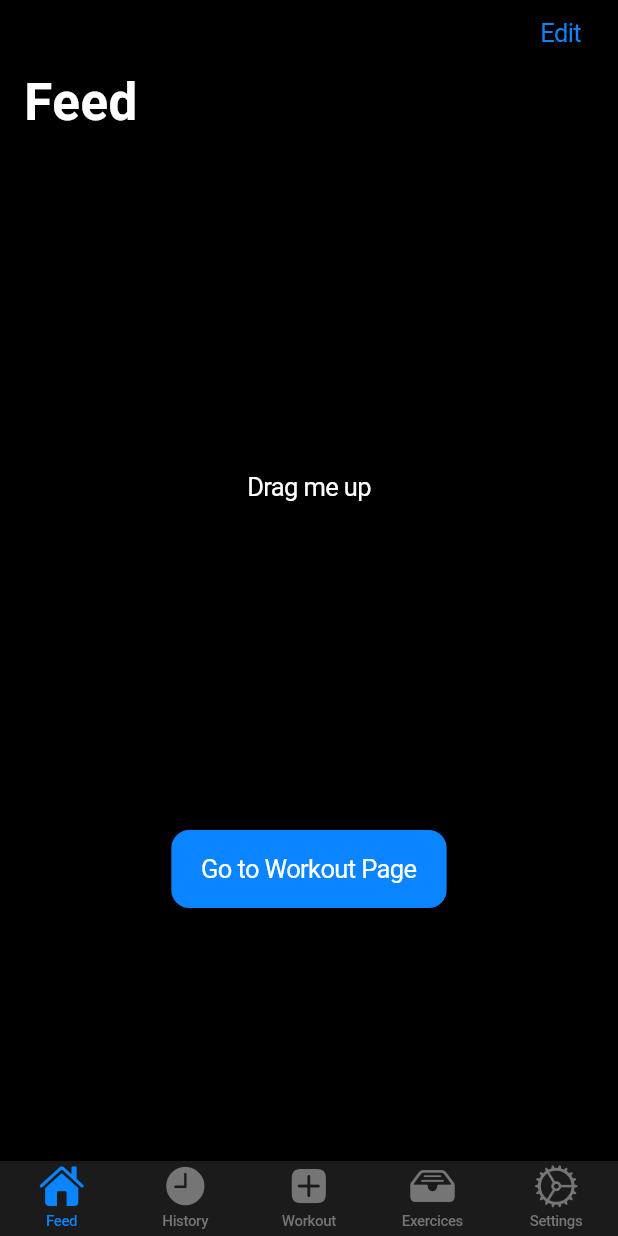
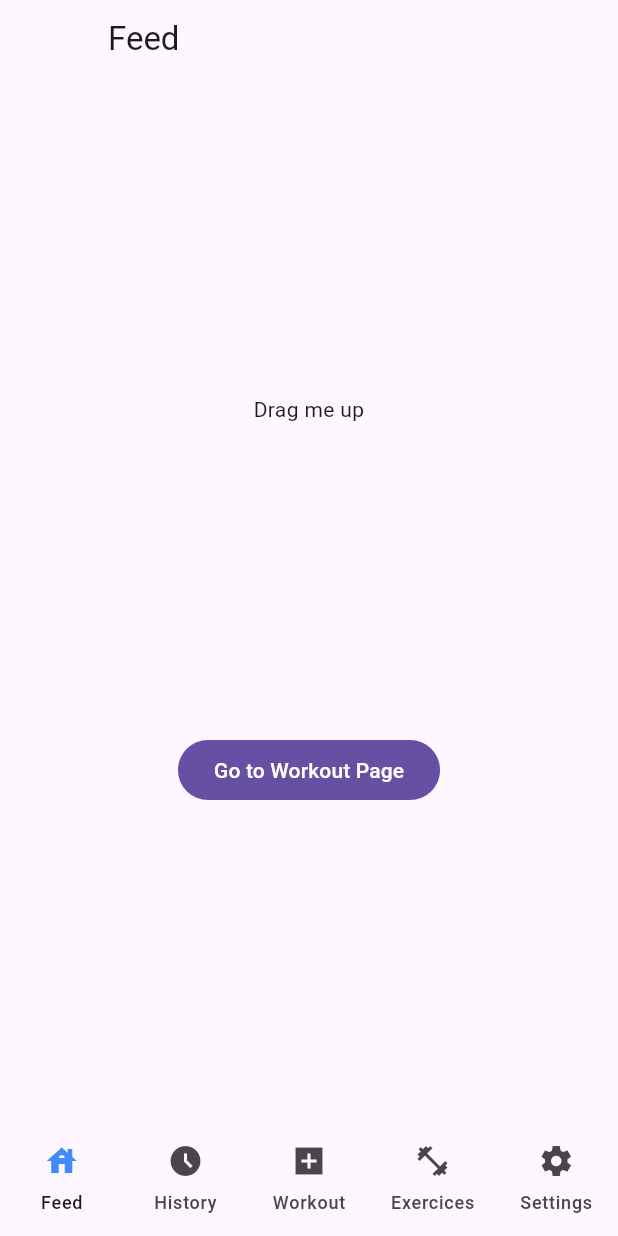
Before and after one commit to Tranzitron/Tracker, a Flutter app: the screen it shows after launch, on a phone screen of 412 x 824 dp. Run offline on Flutter 3.47's test engine with Material 3 defaults, Android fonts, the phone set to English and light mode, and no system bars; our stand-ins replace isar; accounts and stored records are empty; generated files the repository leaves out were written again.

Commit message:
Theme Rewrite using Material

```diff
--- a/tracker/analysis_options.yaml
+++ b/tracker/analysis_options.yaml
@@ -22,6 +22,11 @@ linter:
   # producing the lint.
   rules:
     - require_trailing_commas
+    - avoid_relative_lib_imports
+    - file_names
+    - no_logic_in_create_state
+    - sized_box_for_whitespace
+    - unnecessary_const
   # avoid_print: false  # Uncomment to disable the `avoid_print` rule
   # prefer_single_quotes: true  # Uncomment to enable the `prefer_single_quotes` rule
 
--- a/tracker/lib/home_page.dart
+++ b/tracker/lib/home_page.dart
@@ -1,4 +1,4 @@
-import 'package:flutter/cupertino.dart';
+import 'package:flutter/material.dart';
 import 'package:quiver/collection.dart';
 
 import 'pages/exercices_page.dart';
@@ -15,53 +15,88 @@ class HomePage extends StatefulWidget {
 }
 
 class _HomePageState extends State<HomePage> {
-  get controller => HomePageSingleton().controller;
+  @override
+  void initState() {
+    super.initState();
+    HomePageSingleton().indexSetState = indexSetState;
+  }
+
+  void indexSetState() {
+    setState(() {
+      HomePageSingleton().selectedTabIndex;
+    });
+  }
 
   @override
   Widget build(BuildContext context) {
-    return CupertinoTabScaffold(
-      controller: controller,
-      tabBar: CupertinoTabBar(
-        items: const <BottomNavigationBarItem>[
-          BottomNavigationBarItem(
-            icon: Icon(CupertinoIcons.house_fill),
+    return Scaffold(
+      body: goToTab(HomePageSingleton().selectedTabIndex),
+      bottomNavigationBar: NavigationBar(
+        animationDuration: Duration(seconds: 0),
+        indicatorColor: Colors.transparent,
+        shadowColor: Colors.transparent,
+        backgroundColor: Colors.transparent,
+        surfaceTintColor: Colors.transparent,
+        //overlayColor: WidgetStatePropertyAll(Colors.transparent),
+        selectedIndex: HomePageSingleton().selectedTabIndex,
+        onDestinationSelected: (index) => setState(() {
+          HomePageSingleton().selectedTabIndex = index;
+        }),
+        destinations: const <Widget>[
+          NavigationDestination(
+            icon: Icon(Icons.house_sharp),
+            selectedIcon: Icon(
+              Icons.house_sharp,
+              color: Colors.blueAccent,
+            ),
             label: 'Feed',
           ),
-          BottomNavigationBarItem(
-            icon: Icon(CupertinoIcons.clock_solid),
+          NavigationDestination(
+            icon: Icon(Icons.access_time_filled_sharp),
+            selectedIcon: Icon(
+              Icons.access_time_filled_sharp,
+              color: Colors.blueAccent,
+            ),
             label: 'History',
           ),
-          BottomNavigationBarItem(
-            icon: Icon(CupertinoIcons.plus_app_fill),
+          NavigationDestination(
+            icon: Icon(Icons.add_box_sharp),
+            selectedIcon: Icon(
+              Icons.add_box_sharp,
+              color: Colors.blueAccent,
+            ),
             label: 'Workout',
           ),
-          BottomNavigationBarItem(
-            icon: Icon(CupertinoIcons.tray_full_fill),
+          NavigationDestination(
+            icon: Icon(Icons.fitness_center_sharp),
+            selectedIcon: Icon(
+              Icons.fitness_center_sharp,
+              color: Colors.blueAccent,
+            ),
             label: 'Exercices',
           ),
-          BottomNavigationBarItem(
-            icon: Icon(CupertinoIcons.settings),
+          NavigationDestination(
+            icon: Icon(Icons.settings_sharp),
             label: 'Settings',
+            selectedIcon: Icon(
+              Icons.settings_sharp,
+              color: Colors.blueAccent,
+            ),
           ),
         ],
       ),
-      tabBuilder: (BuildContext context, int index) {
-        return CupertinoTabView(
-          builder: (BuildContext context) {
-            return CupertinoPageScaffold(
-              child: switch (index) {
-                0 => FeedPage(),
-                1 => HistoryPage(),
-                2 => WorkoutPage(),
-                3 => ExercicesPage(),
-                4 => SettingsPage(),
-                int() => throw UnimplementedError(),
-              },
-            );
-          },
-        );
-      },
     );
+  }
+
+  Widget goToTab(int index) {
+    return switch (index) {
+      0 => FeedPage(),
+      1 => HistoryPage(),
+      2 => WorkoutPage(),
+      3 => ExercicesPage(),
+      4 => SettingsPage(),
+      int() => throw UnimplementedError(),
+    };
   }
 }
 
@@ -84,7 +119,16 @@ class HomePageSingleton {
     );
   }
 
-  CupertinoTabController controller = CupertinoTabController();
+  Function? indexSetState;
+
+  int selectedTabIndex = 0;
+
+  void changeTab(TabName tabName) {
+    int? index = tabMap[tabName];
+    assert(index != null);
+    selectedTabIndex = index!;
+    indexSetState!();
+  }
 
   BiMap<TabName, int> tabMap = BiMap<TabName, int>();
 }
--- a/tracker/lib/main.dart
+++ b/tracker/lib/main.dart
@@ -1,4 +1,4 @@
-import 'package:flutter/cupertino.dart';
+import 'package:flutter/material.dart';
 import 'package:isar/isar.dart';
 import 'package:path_provider/path_provider.dart';
 import 'package:tracker/Models/exercise.dart';
@@ -25,12 +25,10 @@ class MyApp extends StatelessWidget {
 
   @override
   Widget build(BuildContext context) {
-    return const CupertinoApp(
+    return const MaterialApp(
       title: 'Flutter Demo',
       home: HomePage(),
-      theme: CupertinoThemeData(
-        brightness: Brightness.dark,
-      ),
+      // themeMode: ThemeMode.light,
       debugShowCheckedModeBanner: false,
     );
   }
--- a/tracker/lib/pages/feed_page.dart
+++ b/tracker/lib/pages/feed_page.dart
@@ -1,5 +1,7 @@
-import 'package:flutter/cupertino.dart';
+import 'package:flutter/material.dart';
 import 'package:tracker/home_page.dart';
+
+import 'custom/custom_app_bar.dart';
 
 class FeedPage extends StatelessWidget {
   const FeedPage({
@@ -9,30 +11,19 @@ class FeedPage extends StatelessWidget {
   @override
   Widget build(BuildContext context) {
     return CustomScrollView(
-      // A list of sliver widgets.
       slivers: <Widget>[
-        CupertinoSliverNavigationBar(
-          // This title is visible in both collapsed and expanded states.
-          // When the "middle" parameter is omitted, the widget provided
-          // in the "largeTitle" parameter is used instead in the collapsed state.
-          largeTitle: Text('Feed'),
-          trailing: CupertinoButton(
-            onPressed: () {},
-            padding: EdgeInsets.all(0),
-            child: Text('Edit'),
-          ),
+        CustomAppBar(
+          context,
+          title: 'Feed',
         ),
-        // This widget fills the remaining space in the viewport.
-        // Drag the scrollable area to collapse the CupertinoSliverNavigationBar.
         SliverFillRemaining(
           child: Column(
             mainAxisAlignment: MainAxisAlignment.spaceEvenly,
             children: <Widget>[
               const Text('Drag me up', textAlign: TextAlign.center),
-              CupertinoButton.filled(
+              FilledButton(
                 onPressed: () {
-                  HomePageSingleton().controller.index =
-                      HomePageSingleton().tabMap[TabName.workout]!;
+                  HomePageSingleton().changeTab(TabName.workout);
                 },
                 child: const Text('Go to Workout Page'),
               ),
--- a/tracker/lib/pages/workout/new_split.dart
+++ b/tracker/lib/pages/workout/new_split.dart
@@ -43,6 +43,5 @@ class _NewSplitPageState extends State<NewSplitPage> {
         ],
       ),
     );
-    ;
   }
 }
--- a/tracker/lib/pages/workout/workout_page.dart
+++ b/tracker/lib/pages/workout/workout_page.dart
@@ -155,7 +155,7 @@ class BuildNewWorkoutButton extends StatelessWidget {
                   return const NewSplitPage();
                 },
               ),
-            )
+            ),
           },
         ),
       ],
--- a/tracker/pubspec.yaml
+++ b/tracker/pubspec.yaml
@@ -23,4 +23,4 @@ dev_dependencies:
   build_runner: ^2.4.13
 
 flutter:
-  uses-material-design: false
+  uses-material-design: true
```
Also changed, not shown: tracker/lib/pages/custom/custom_app_bar.dart (added, +52 -0 lines), tracker/pubspec.lock, 3 other files.
